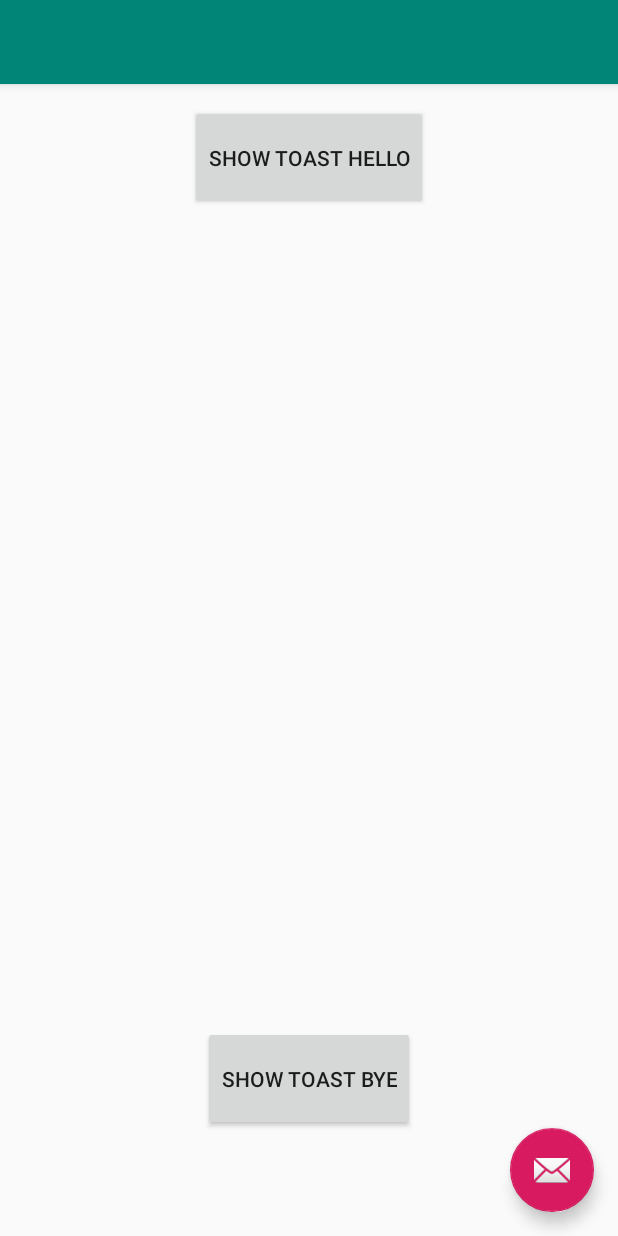
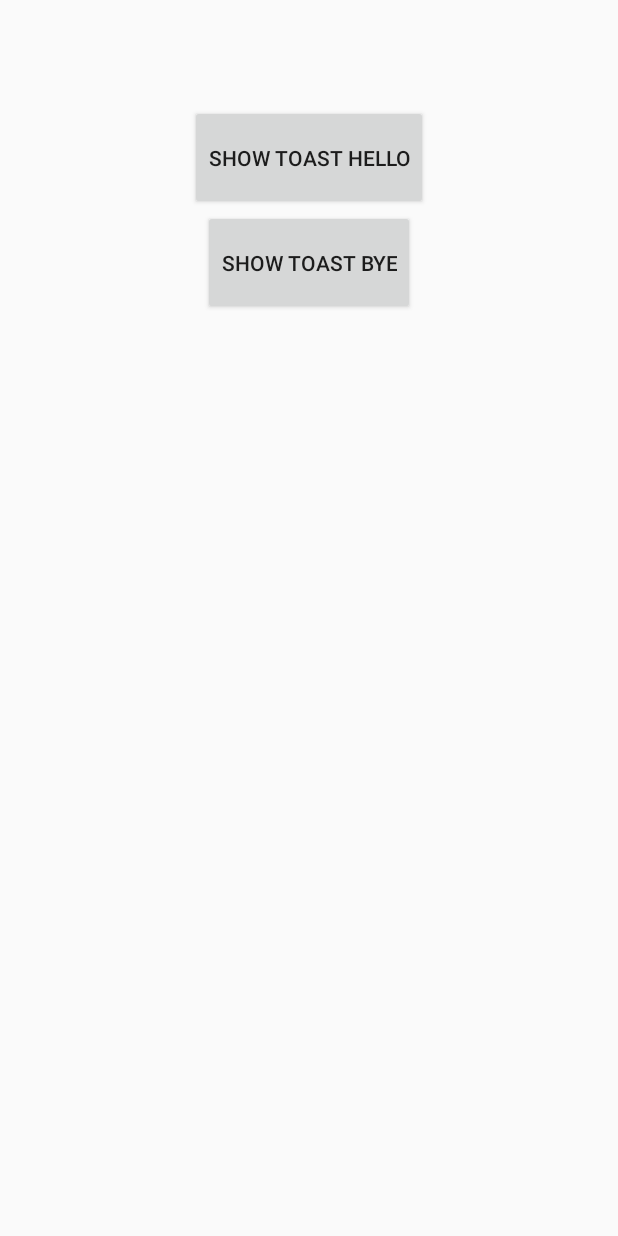
Before and after one commit to TashaB1/HomeWork, an Android app: the layout activity_main.xml on its own in the app's theme, with its tools: preview values and no code run, on a phone screen of 412 x 824 dp. Run offline under Robolectric (Android 15) with nearby library versions, the phone set to English and light mode, and no system bars.

Commit message:
Some changes in master

```diff
--- a/app/src/main/java/com/tashad16a/gmail/homework/MainActivity.kt
+++ b/app/src/main/java/com/tashad16a/gmail/homework/MainActivity.kt
@@ -55,20 +55,4 @@ class MainActivity : AppCompatActivity() {
         toast.show()
 
     }
-
-    override fun onCreateOptionsMenu(menu: Menu): Boolean {
-        // Inflate the menu; this adds items to the action bar if it is present.
-        menuInflater.inflate(R.menu.menu_main, menu)
-        return true
-    }
-
-    override fun onOptionsItemSelected(item: MenuItem): Boolean {
-        // Handle action bar item clicks here. The action bar will
-        // automatically handle clicks on the Home/Up button, so long
-        // as you specify a parent activity in AndroidManifest.xml.
-        return when (item.itemId) {
-            R.id.action_settings -> true
-            else -> super.onOptionsItemSelected(item)
-        }
-    }
 }
--- a/app/src/main/res/layout/activity_main.xml
+++ b/app/src/main/res/layout/activity_main.xml
@@ -1,11 +1,9 @@
 <?xml version="1.0" encoding="utf-8"?>
-<android.support.design.widget.CoordinatorLayout
-        xmlns:android="http://schemas.android.com/apk/res/android"
-        xmlns:app="http://schemas.android.com/apk/res-auto"
-        xmlns:tools="http://schemas.android.com/tools"
-        android:layout_width="match_parent"
-        android:layout_height="match_parent"
-        tools:context=".MainActivity">
+<LinearLayout xmlns:android="http://schemas.android.com/apk/res/android"
+              android:id="@+id/activity_main"
+              android:orientation="vertical"
+              android:layout_width="match_parent"
+              android:layout_height="match_parent">
 
     <Button
             android:text="show Toast Hello"
@@ -18,26 +16,4 @@
             android:layout_width="wrap_content" android:gravity="center" android:layout_gravity="bottom|center"
             android:layout_marginBottom="70dp"/>
 
-    <android.support.design.widget.AppBarLayout
-            android:layout_height="wrap_content"
-            android:layout_width="match_parent"
-            android:theme="@style/AppTheme.AppBarOverlay">
-
-        <android.support.v7.widget.Toolbar
-                android:id="@+id/toolbar"
-                android:layout_width="match_parent"
-                android:layout_height="?attr/actionBarSize"
-                android:background="?attr/colorPrimary"
-                app:popupTheme="@style/AppTheme.PopupOverlay"/>
-
-    </android.support.design.widget.AppBarLayout>
-
-    <android.support.design.widget.FloatingActionButton
-            android:id="@+id/fab"
-            android:layout_width="wrap_content"
-            android:layout_height="wrap_content"
-            android:layout_gravity="bottom|end"
-            android:layout_margin="@dimen/fab_margin"
-            app:srcCompat="@android:drawable/ic_dialog_email"/>
-
-</android.support.design.widget.CoordinatorLayout>
+</LinearLayout>
```
